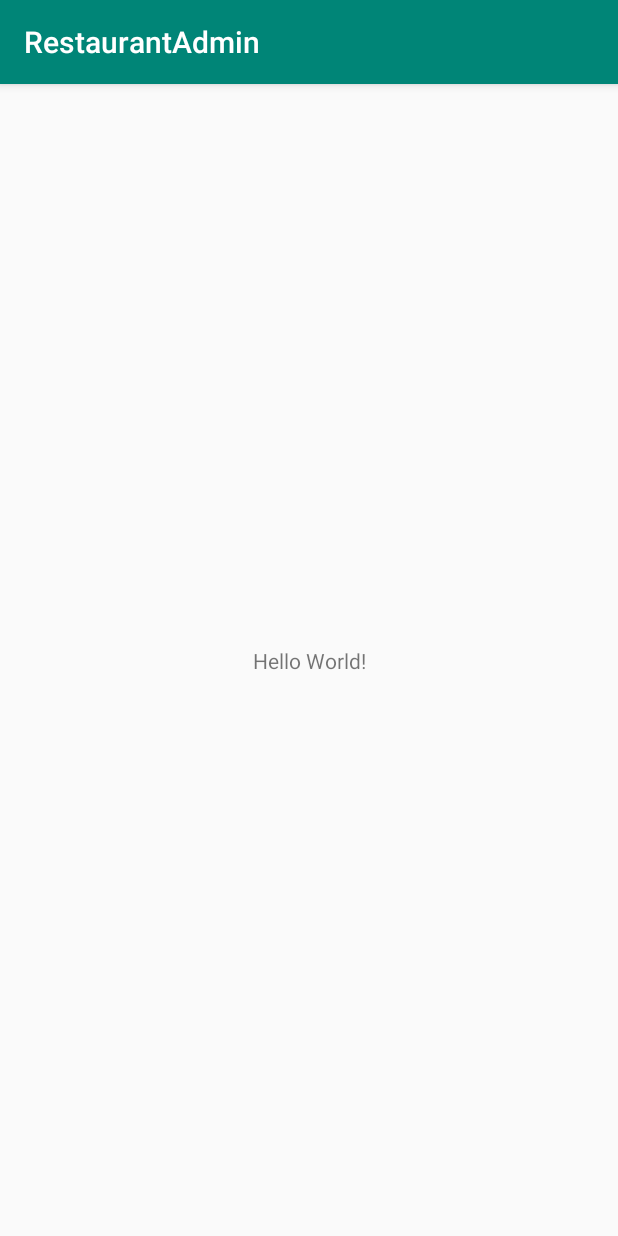
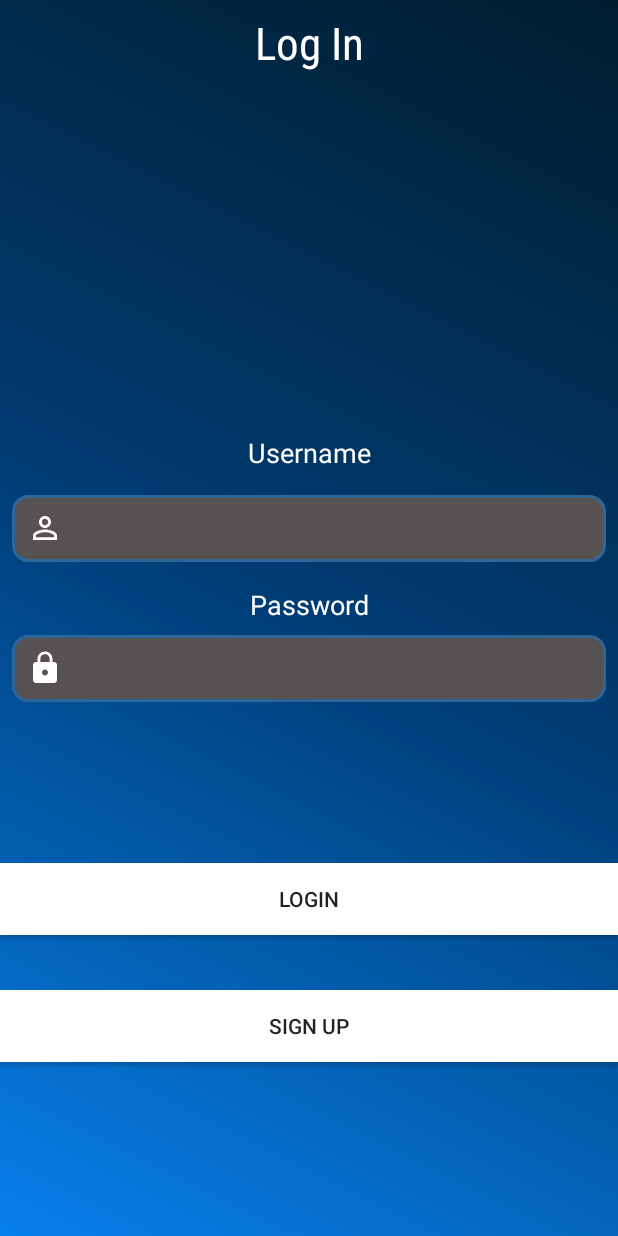
Before and after one commit to BogdanVM/restaurant-admin, an Android app: the screen it shows after launch (MainActivity), on a phone screen of 412 x 824 dp. Run offline under Robolectric (Android 15) with nearby library versions, the phone set to English and light mode, and no system bars.

Commit message:
Added animations

```diff
--- a/RestaurantAdmin/app/build.gradle
+++ b/RestaurantAdmin/app/build.gradle
@@ -1,4 +1,6 @@
 apply plugin: 'com.android.application'
+apply plugin: 'kotlin-android-extensions'
+apply plugin: 'kotlin-android'
 
 android {
     compileSdkVersion 28
@@ -25,4 +27,8 @@ dependencies {
     testImplementation 'junit:junit:4.12'
     androidTestImplementation 'com.android.support.test:runner:1.0.2'
     androidTestImplementation 'com.android.support.test.espresso:espresso-core:3.0.2'
+    implementation "org.jetbrains.kotlin:kotlin-stdlib-jdk7:$kotlin_version"
 }
+repositories {
+    mavenCentral()
+}
--- /dev/null
+++ b/RestaurantAdmin/app/src/main/java/com/gr232/restaurantadmin/Main2Activity.kt
@@ -0,0 +1,12 @@
+package com.gr232.restaurantadmin
+
+import android.support.v7.app.AppCompatActivity
+import android.os.Bundle
+
+class Main2Activity : AppCompatActivity() {
+
+    override fun onCreate(savedInstanceState: Bundle?) {
+        super.onCreate(savedInstanceState)
+        setContentView(R.layout.activity_main2)
+    }
+}
--- a/RestaurantAdmin/app/src/main/java/com/gr232/restaurantadmin/MainActivity.java
+++ /dev/null
@@ -1,13 +0,0 @@
-package com.gr232.restaurantadmin;
-
-import android.support.v7.app.AppCompatActivity;
-import android.os.Bundle;
-
-public class MainActivity extends AppCompatActivity {
-
-    @Override
-    protected void onCreate(Bundle savedInstanceState) {
-        super.onCreate(savedInstanceState);
-        setContentView(R.layout.activity_main);
-    }
-}
--- /dev/null
+++ b/RestaurantAdmin/app/src/main/java/com/gr232/restaurantadmin/MainActivity.kt
@@ -0,0 +1,18 @@
+package com.gr232.restaurantadmin
+
+import android.graphics.drawable.AnimationDrawable
+import android.os.Bundle
+import android.support.v7.app.AppCompatActivity
+import kotlinx.android.synthetic.main.activity_main.*
+
+class MainActivity : AppCompatActivity() {
+    override fun onCreate(savedInstanceState: Bundle?) {
+        super.onCreate(savedInstanceState)
+        setContentView(R.layout.activity_main)
+
+        val animationDrawable : AnimationDrawable = loginActivityLayout.background as AnimationDrawable
+        animationDrawable.setEnterFadeDuration(3500)
+        animationDrawable.setExitFadeDuration(3500)
+        animationDrawable.start()
+    }
+}
--- /dev/null
+++ b/RestaurantAdmin/app/src/main/res/drawable/bkgr_animation.xml
@@ -0,0 +1,8 @@
+<?xml version="1.0" encoding="utf-8"?>
+<animation-list xmlns:android="http://schemas.android.com/apk/res/android">
+    <item android:drawable="@drawable/gradient"
+        android:duration="3500"/>
+
+    <item android:drawable="@drawable/gradient_2"
+        android:duration="3500"/>
+</animation-list>
--- /dev/null
+++ b/RestaurantAdmin/app/src/main/res/drawable/gradient.xml
@@ -0,0 +1,9 @@
+<?xml version="1.0" encoding="utf-8"?>
+<shape xmlns:android="http://schemas.android.com/apk/res/android"
+    android:shape="rectangle">
+
+    <gradient android:startColor="#0780EC"
+        android:centerColor="#003D75"
+        android:endColor="#001D2E"
+        android:angle="45"/>
+</shape>
--- /dev/null
+++ b/RestaurantAdmin/app/src/main/res/drawable/gradient_2.xml
@@ -0,0 +1,9 @@
+<?xml version="1.0" encoding="utf-8"?>
+<shape xmlns:android="http://schemas.android.com/apk/res/android"
+    android:shape="rectangle">
+
+    <gradient android:startColor="#0780EC"
+        android:centerColor="#0780EC"
+        android:endColor="#003D75"
+        android:angle="45"/>
+</shape>
--- /dev/null
+++ b/RestaurantAdmin/app/src/main/res/drawable/ic_lock.xml
@@ -0,0 +1,5 @@
+<vector android:height="24dp" android:tint="#FFFFFF"
+    android:viewportHeight="24.0" android:viewportWidth="24.0"
+    android:width="24dp" xmlns:android="http://schemas.android.com/apk/res/android">
+    <path android:fillColor="#FF000000" android:pathData="M18,8h-1L17,6c0,-2.76 -2.24,-5 -5,-5S7,3.24 7,6v2L6,8c-1.1,0 -2,0.9 -2,2v10c0,1.1 0.9,2 2,2h12c1.1,0 2,-0.9 2,-2L20,10c0,-1.1 -0.9,-2 -2,-2zM12,17c-1.1,0 -2,-0.9 -2,-2s0.9,-2 2,-2 2,0.9 2,2 -0.9,2 -2,2zM15.1,8L8.9,8L8.9,6c0,-1.71 1.39,-3.1 3.1,-3.1 1.71,0 3.1,1.39 3.1,3.1v2z"/>
+</vector>
--- /dev/null
+++ b/RestaurantAdmin/app/src/main/res/drawable/ic_person.xml
@@ -0,0 +1,9 @@
+<vector xmlns:android="http://schemas.android.com/apk/res/android"
+        android:width="24dp"
+        android:height="24dp"
+        android:viewportWidth="24.0"
+        android:viewportHeight="24.0">
+    <path
+        android:fillColor="#FF000000"
+        android:pathData="M12,5.9c1.16,0 2.1,0.94 2.1,2.1s-0.94,2.1 -2.1,2.1S9.9,9.16 9.9,8s0.94,-2.1 2.1,-2.1m0,9c2.97,0 6.1,1.46 6.1,2.1v1.1L5.9,18.1L5.9,17c0,-0.64 3.13,-2.1 6.1,-2.1M12,4C9.79,4 8,5.79 8,8s1.79,4 4,4 4,-1.79 4,-4 -1.79,-4 -4,-4zM12,13c-2.67,0 -8,1.34 -8,4v3h16v-3c0,-2.66 -5.33,-4 -8,-4z"/>
+</vector>
--- /dev/null
+++ b/RestaurantAdmin/app/src/main/res/drawable/ic_person_white.xml
@@ -0,0 +1,5 @@
+<vector android:height="24dp" android:tint="#FFFFFF"
+    android:viewportHeight="24.0" android:viewportWidth="24.0"
+    android:width="24dp" xmlns:android="http://schemas.android.com/apk/res/android">
+    <path android:fillColor="#FF000000" android:pathData="M12,5.9c1.16,0 2.1,0.94 2.1,2.1s-0.94,2.1 -2.1,2.1S9.9,9.16 9.9,8s0.94,-2.1 2.1,-2.1m0,9c2.97,0 6.1,1.46 6.1,2.1v1.1L5.9,18.1L5.9,17c0,-0.64 3.13,-2.1 6.1,-2.1M12,4C9.79,4 8,5.79 8,8s1.79,4 4,4 4,-1.79 4,-4 -1.79,-4 -4,-4zM12,13c-2.67,0 -8,1.34 -8,4v3h16v-3c0,-2.66 -5.33,-4 -8,-4z"/>
+</vector>
--- /dev/null
+++ b/RestaurantAdmin/app/src/main/res/drawable/rounded_edittext.xml
@@ -0,0 +1,15 @@
+<?xml version="1.0" encoding="utf-8"?>
+<shape xmlns:android="http://schemas.android.com/apk/res/android">
+    <solid android:color="#575252"/>
+
+    <stroke android:width="2dip"
+        android:color="#2f6699"/>
+
+    <corners android:radius="10dip"/>
+
+    <padding
+        android:bottom="10dip"
+        android:left="10dip"
+        android:right="10dip"
+        android:top="10dip"/>
+</shape>
--- /dev/null
+++ b/RestaurantAdmin/app/src/main/res/drawable/textlines.xml
@@ -0,0 +1,21 @@
+<?xml version="1.0" encoding="utf-8"?>
+<layer-list xmlns:android="http://schemas.android.com/apk/res/android">
+    <item android:top="-2dp"
+        android:bottom="1dp"
+        android:left="-2dp"
+        android:right="-2dp">
+
+        <shape android:shape="rectangle">
+            <stroke android:width="1dp"
+                android:color="#00FFFFFF"/>
+
+            <solid android:color="#00FFFFFF"/>
+
+            <padding android:left="10dp"
+                android:right="10dp"
+                android:top="10dp"
+                android:bottom="10dp"/>
+        </shape>
+
+    </item>
+</layer-list>
--- a/RestaurantAdmin/app/src/main/res/layout/activity_main.xml
+++ b/RestaurantAdmin/app/src/main/res/layout/activity_main.xml
@@ -4,15 +4,135 @@
     xmlns:tools="http://schemas.android.com/tools"
     android:layout_width="match_parent"
     android:layout_height="match_parent"
+    android:background="@drawable/bkgr_animation"
+    android:id="@+id/loginActivityLayout"
     tools:context=".MainActivity">
 
     <TextView
+        android:id="@+id/loginTxtView"
         android:layout_width="wrap_content"
         android:layout_height="wrap_content"
-        android:text="Hello World!"
-        app:layout_constraintBottom_toBottomOf="parent"
+        android:layout_marginTop="8dp"
+        android:text="Log In"
+        android:textColor="@android:color/white"
+        android:textSize="30sp"
+        app:fontFamily="sans-serif-condensed"
         app:layout_constraintLeft_toLeftOf="parent"
         app:layout_constraintRight_toRightOf="parent"
         app:layout_constraintTop_toTopOf="parent" />
 
+    <TextView
+        android:id="@+id/usernameTxtView"
+        android:layout_width="wrap_content"
+        android:layout_height="wrap_content"
+        android:layout_marginStart="8dp"
+        android:layout_marginLeft="8dp"
+        android:layout_marginTop="8dp"
+        android:layout_marginEnd="8dp"
+        android:layout_marginRight="8dp"
+        android:layout_marginBottom="8dp"
+        android:text="Username"
+        android:textColor="#FFFFFF"
+        android:textSize="18sp"
+
+        app:layout_constraintBottom_toTopOf="@+id/usernameEditTxt"
+        app:layout_constraintEnd_toEndOf="parent"
+        app:layout_constraintHorizontal_bias="0.5"
+        app:layout_constraintStart_toStartOf="parent"
+        app:layout_constraintTop_toBottomOf="@+id/loginTxtView"
+        app:layout_constraintVertical_bias="0.367"
+        app:layout_constraintVertical_chainStyle="packed" />
+
+    <EditText
+        android:id="@+id/usernameEditTxt"
+        android:layout_width="0dp"
+        android:layout_height="wrap_content"
+        android:layout_marginStart="8dp"
+        android:layout_marginLeft="8dp"
+        android:layout_marginTop="8dp"
+        android:layout_marginEnd="8dp"
+        android:layout_marginRight="8dp"
+        android:layout_marginBottom="8dp"
+        android:background="@drawable/rounded_edittext"
+        android:drawableLeft="@drawable/ic_person_white"
+        android:ems="10"
+        android:inputType="textPersonName"
+        android:textColor="@android:color/white"
+        app:layout_constraintBottom_toTopOf="@+id/pwdTxtView"
+        app:layout_constraintEnd_toEndOf="parent"
+        app:layout_constraintHorizontal_bias="0.5"
+        app:layout_constraintStart_toStartOf="parent"
+        app:layout_constraintTop_toBottomOf="@+id/usernameTxtView"
+        app:layout_constraintVertical_bias="0.0" />
+
+    <TextView
+        android:id="@+id/pwdTxtView"
+        android:layout_width="wrap_content"
+        android:layout_height="wrap_content"
+        android:layout_marginStart="8dp"
+        android:layout_marginLeft="8dp"
+        android:layout_marginTop="8dp"
+        android:layout_marginEnd="8dp"
+        android:layout_marginRight="8dp"
+        android:layout_marginBottom="8dp"
+        android:text="Password"
+        android:textColor="@android:color/white"
+        android:textSize="18sp"
+        app:layout_constraintBottom_toBottomOf="parent"
+        app:layout_constraintEnd_toEndOf="parent"
+        app:layout_constraintHorizontal_bias="0.5"
+        app:layout_constraintStart_toStartOf="parent"
+        app:layout_constraintTop_toBottomOf="@+id/usernameEditTxt"
+        app:layout_constraintVertical_bias="0.011" />
+
+    <EditText
+        android:id="@+id/pwdEditTxt"
+        android:layout_width="match_parent"
+        android:layout_height="wrap_content"
+        android:layout_marginStart="8dp"
+        android:layout_marginLeft="8dp"
+        android:layout_marginTop="8dp"
+        android:layout_marginEnd="8dp"
+        android:layout_marginRight="8dp"
+        android:layout_marginBottom="8dp"
+        android:ems="10"
+        android:inputType="textPassword"
+        app:layout_constraintBottom_toBottomOf="parent"
+        app:layout_constraintEnd_toEndOf="parent"
+        app:layout_constraintHorizontal_bias="0.0"
+        app:layout_constraintStart_toStartOf="parent"
+        app:layout_constraintTop_toBottomOf="@+id/pwdTxtView"
+        app:layout_constraintVertical_bias="0.0"
+
+        android:background="@drawable/rounded_edittext"
+        android:textColor="@android:color/white"
+        android:drawableLeft="@drawable/ic_lock"/>
+
+    <Button
+        android:id="@+id/loginBtn"
+        android:layout_width="match_parent"
+        android:layout_height="wrap_content"
+        android:layout_marginTop="8dp"
+        android:layout_marginBottom="8dp"
+        android:background="@android:color/white"
+        android:text="Login"
+        app:layout_constraintBottom_toBottomOf="parent"
+        app:layout_constraintTop_toBottomOf="@+id/pwdEditTxt"
+        app:layout_constraintVertical_bias="0.34"
+        tools:layout_editor_absoluteX="0dp" />
+
+    <Button
+        android:id="@+id/signupBtn"
+        android:layout_width="match_parent"
+        android:layout_height="wrap_content"
+        android:layout_marginTop="8dp"
+        android:layout_marginBottom="8dp"
+        android:background="@android:color/white"
+        android:text="Sign up"
+        app:layout_constraintBottom_toBottomOf="parent"
+        app:layout_constraintTop_toBottomOf="@+id/loginBtn"
+        app:layout_constraintVertical_bias="0.212"
+        tools:layout_editor_absoluteX="0dp" />
+
+
 </android.support.constraint.ConstraintLayout>
--- /dev/null
+++ b/RestaurantAdmin/app/src/main/res/layout/activity_main2.xml
@@ -0,0 +1,9 @@
+<?xml version="1.0" encoding="utf-8"?>
+<android.support.constraint.ConstraintLayout xmlns:android="http://schemas.android.com/apk/res/android"
+    xmlns:app="http://schemas.android.com/apk/res-auto"
+    xmlns:tools="http://schemas.android.com/tools"
+    android:layout_width="match_parent"
+    android:layout_height="match_parent"
+    tools:context=".Main2Activity">
+
+</android.support.constraint.ConstraintLayout>
--- a/RestaurantAdmin/app/src/main/res/values/colors.xml
+++ b/RestaurantAdmin/app/src/main/res/values/colors.xml
@@ -3,4 +3,5 @@
     <color name="colorPrimary">#008577</color>
     <color name="colorPrimaryDark">#00574B</color>
     <color name="colorAccent">#D81B60</color>
+    <color name="bkgrColor">#091A55</color>
 </resources>
--- a/RestaurantAdmin/app/src/main/res/values/strings.xml
+++ b/RestaurantAdmin/app/src/main/res/values/strings.xml
@@ -1,3 +1,6 @@
 <resources>
     <string name="app_name">RestaurantAdmin</string>
+    <string name="login_title">Log In</string>
+    <string name="user_name_label">Username</string>
+    <string name="password_label">Password</string>
 </resources>
--- a/RestaurantAdmin/app/src/main/res/values/styles.xml
+++ b/RestaurantAdmin/app/src/main/res/values/styles.xml
@@ -1,7 +1,7 @@
 <resources>
 
     <!-- Base application theme. -->
-    <style name="AppTheme" parent="Theme.AppCompat.Light.DarkActionBar">
+    <style name="AppTheme" parent="Theme.AppCompat.Light.NoActionBar">
         <!-- Customize your theme here. -->
         <item name="colorPrimary">@color/colorPrimary</item>
         <item name="colorPrimaryDark">@color/colorPrimaryDark</item>
--- a/RestaurantAdmin/build.gradle
+++ b/RestaurantAdmin/build.gradle
@@ -1,6 +1,7 @@
 // Top-level build file where you can add configuration options common to all sub-projects/modules.
 
 buildscript {
+    ext.kotlin_version = '1.3.21'
     repositories {
         google()
         jcenter()
@@ -8,6 +9,7 @@ buildscript {
     }
     dependencies {
         classpath 'com.android.tools.build:gradle:3.3.2'
+        classpath "org.jetbrains.kotlin:kotlin-gradle-plugin:$kotlin_version"
 
         // NOTE: Do not place your application dependencies here; they belong
         // in the individual module build.gradle files
```
Also changed, not shown: RestaurantAdmin/app/src/main/AndroidManifest.xml (+4 -3 lines).
